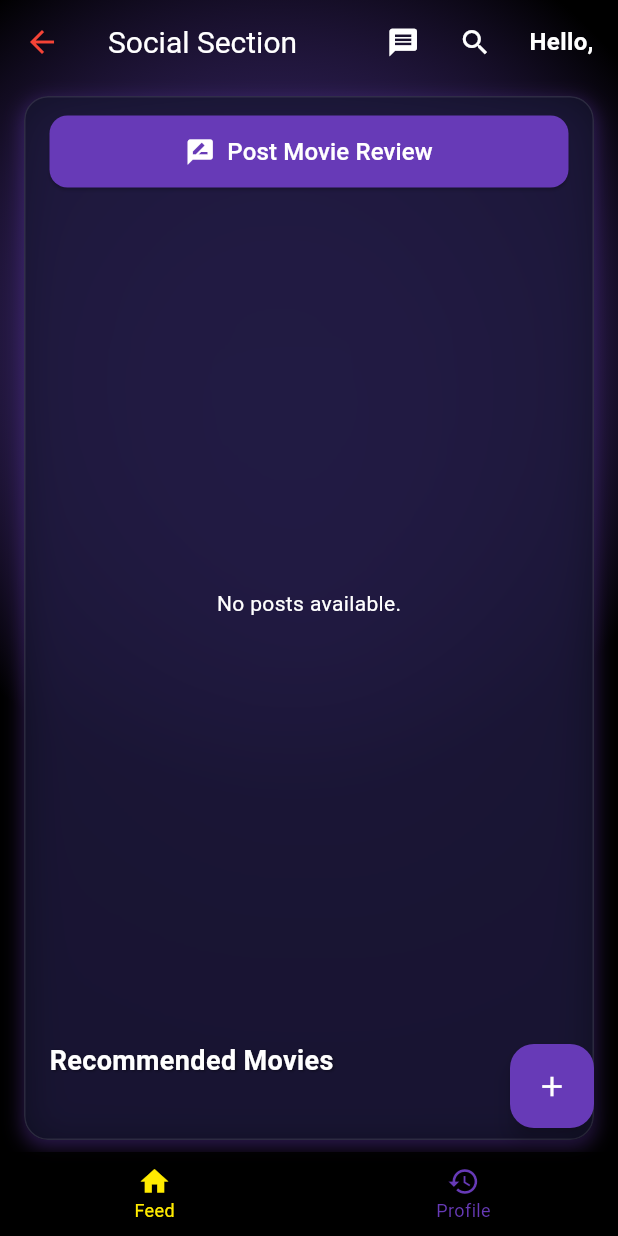
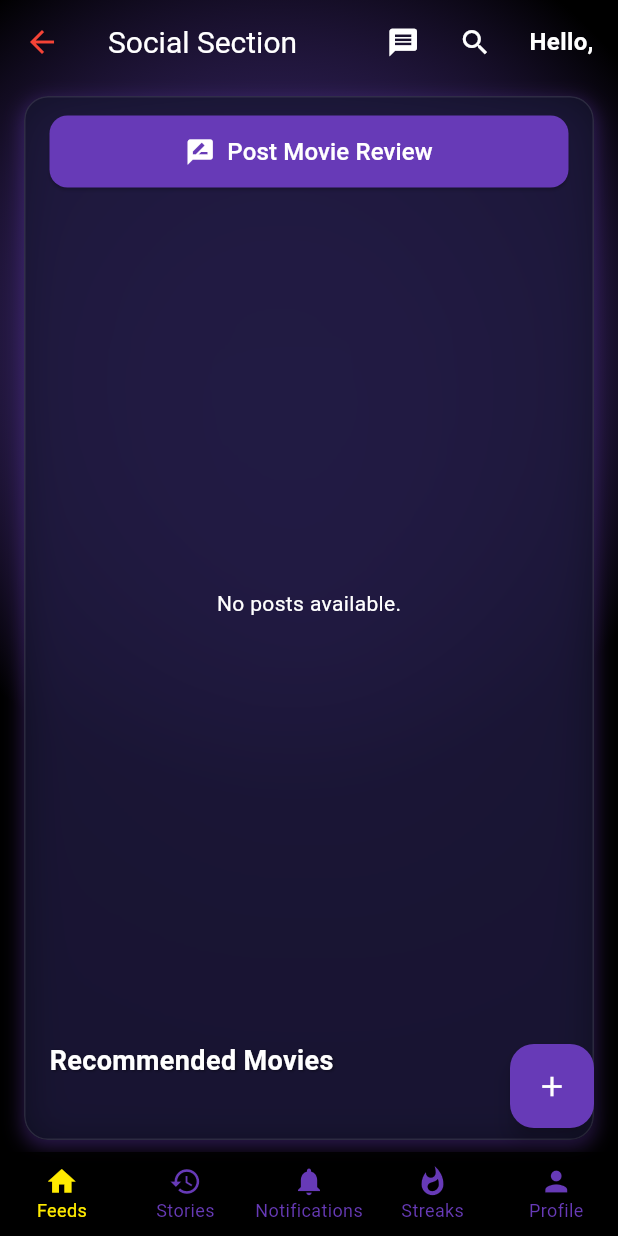
Before and after one commit to mzazimhenga22/movieflix1.0, a Flutter app: the SocialReactionsScreen screen opened directly, on a phone screen of 412 x 824 dp. Run offline on Flutter 3.47's test engine with Material 3 defaults, Android fonts, the phone set to English and light mode, and no system bars; our stand-ins replace cached_network_image, cloud_firestore, emoji_picker_flutter, file_picker, firebase_auth, firebase_core and 18 more; missing offline and left inert: dart:html, encrypt, flutter_downloader, flutter_sound, flutter_webrtc, screen_brightness and 1 more; accounts and stored records are empty; network calls fail.

Commit message:
Update social_reactions_screen.dart

```diff
--- a/lib/components/socialsection/social_reactions_screen.dart
+++ b/lib/components/socialsection/social_reactions_screen.dart
@@ -1492,9 +1492,16 @@ class SocialReactionsScreenState extends State<SocialReactionsScreen>
         unselectedFontSize: 12,
         items: const [
           BottomNavigationBarItem(
-              icon: Icon(Icons.home, size: 22), label: "Feed"),
+              icon: Icon(Icons.home, size: 22), label: "Feeds"),
           BottomNavigationBarItem(
-              icon: Icon(Icons.history, size: 22), label: "Profile"),
+              icon: Icon(Icons.history, size: 22), label: "Stories"),
+          BottomNavigationBarItem(
+              icon: Icon(Icons.notifications, size: 22),
+              label: "Notifications"),
+          BottomNavigationBarItem(
+              icon: Icon(Icons.whatshot, size: 22), label: "Streaks"),
+          BottomNavigationBarItem(
+              icon: Icon(Icons.person, size: 22), label: "Profile"),
         ],
       ),
     );
```
